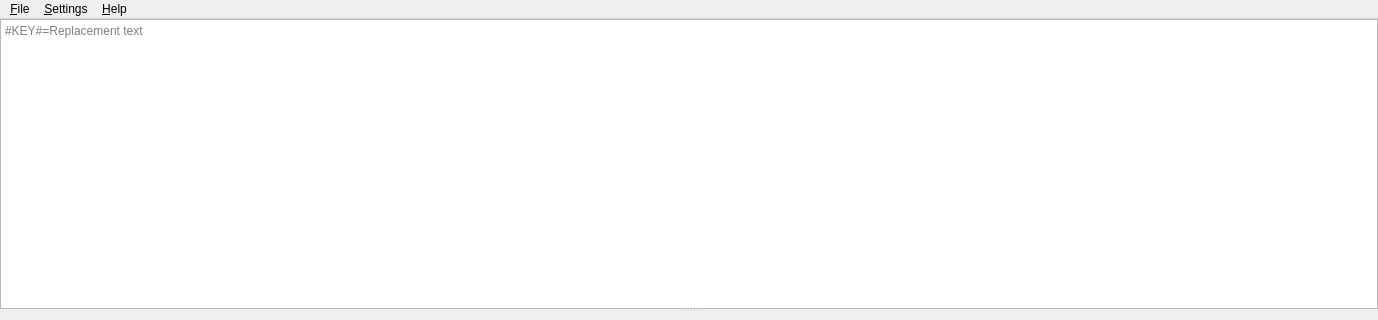
Above: src/home/tool/flifaqer/MainWindow.ui from heimdallr/books-tools before the change; both pictures show x 0 to 1378 and y 0 to 320 of the 1378 by 701 pixel window. Below: the same form after it.
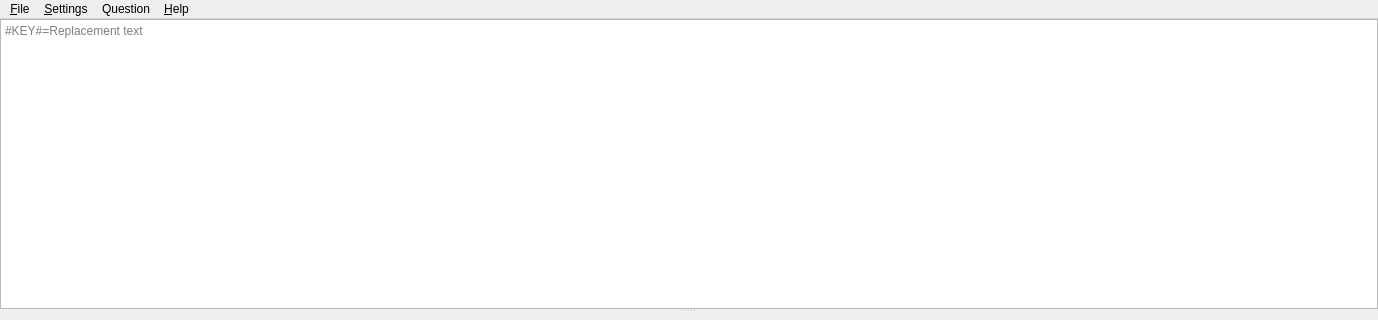
That is the form after the change.

Commit message: #60 fliFAQer: вопросы можно таскать вверх-вниз

Patch:
```diff
--- a/src/home/tool/flifaqer/MainWindow.ui
+++ b/src/home/tool/flifaqer/MainWindow.ui
@@ -161,8 +161,16 @@
     </property>
     <addaction name="actionAboutFlifaqer"/>
    </widget>
+   <widget class="QMenu" name="menuQuestion">
+    <property name="title">
+     <string>Question</string>
+    </property>
+    <addaction name="actionQuestionUp"/>
+    <addaction name="actionQuestionDown"/>
+   </widget>
    <addaction name="menuFile"/>
    <addaction name="menuSettings"/>
+   <addaction name="menuQuestion"/>
    <addaction name="menuHelp"/>
   </widget>
   <widget class="QStatusBar" name="statusBar"/>
```
Left out of the diff: 28 changed lines with no effect on the pictures. The commit also changes 2 other files.
